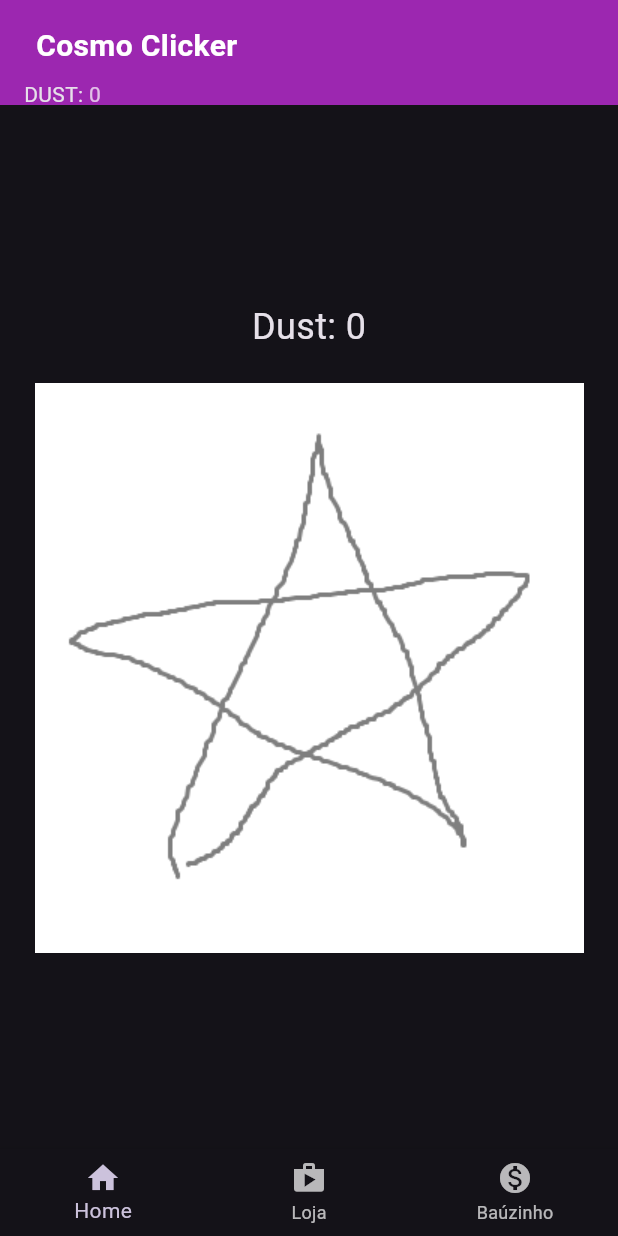
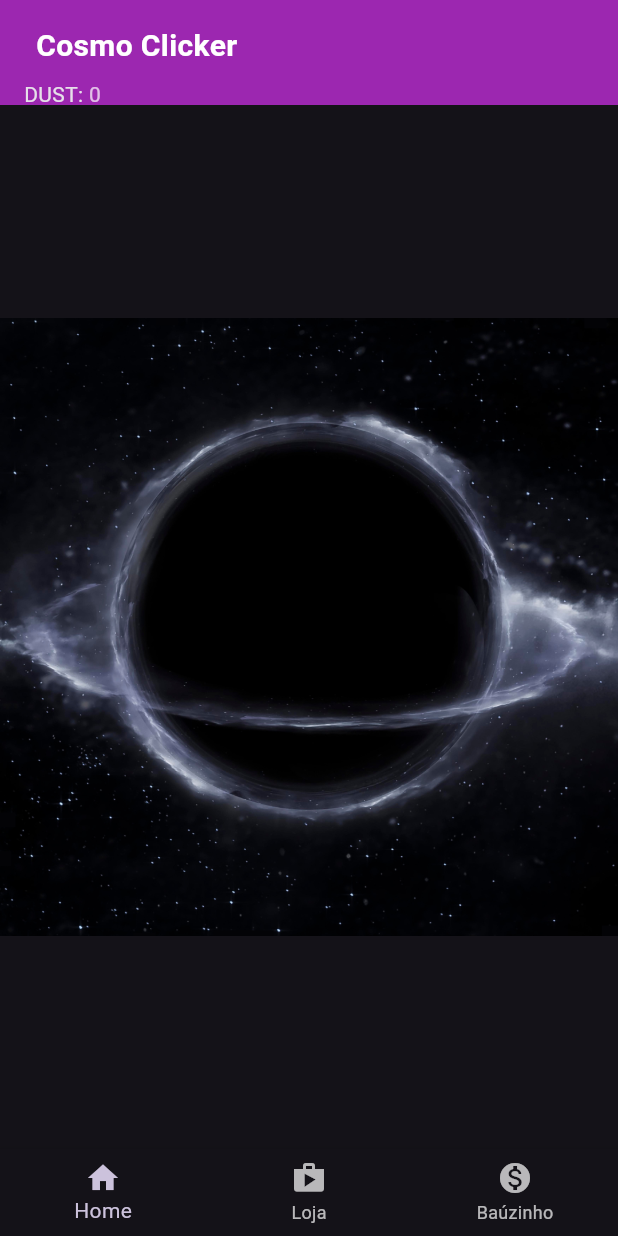
Before and after one commit to carlosyamanaka/cosmo-clicker, a Flutter app: the screen it shows after launch, on a phone screen of 412 x 824 dp. Run offline on Flutter 3.47's test engine with Material 3 defaults, Android fonts, the phone set to English and light mode, and no system bars; our stand-ins replace get_it, shared_preferences.

Commit message:
uploaded main image

```diff
--- a/lib/presentation/pages/main_page.dart
+++ b/lib/presentation/pages/main_page.dart
@@ -30,15 +30,12 @@ class _MainPageState extends State<MainPage> {
           return Column(
             mainAxisAlignment: MainAxisAlignment.center,
             children: <Widget>[
-                Text('Dust: ${dustController.value}',
-                    style: const TextStyle(fontSize: 24)),
-                const SizedBox(height: 20),
               InkWell(
                 onTap: () {
                   dustController.addDust(statsController.value.dustPerClick);
                 },
                 child: const Image(
-                    image: AssetImage('assets/images/estrela.png'),
+                  image: AssetImage('assets/images/cosmo_main.png'),
                 ),
               ),
             ],
--- a/pubspec.yaml
+++ b/pubspec.yaml
@@ -10,6 +10,7 @@ dependencies:
   easy_localization: ^3.0.7+1
   flutter:
     sdk: flutter
+  flutter_svg: ^2.0.17
   get_it: ^8.0.3
   shared_preferences: ^2.5.2
 
@@ -19,9 +20,6 @@ dev_dependencies:
   flutter_lints: ^4.0.0
 
 flutter:
-  platform-exclude:
-    - linux
-    - macos
   uses-material-design: true
   assets:
     - assets/images/
```
Also changed, not shown: assets/images/cosmo_main.png (added), 1 other file. Lines whose indentation alone changed are shown as unchanged.
